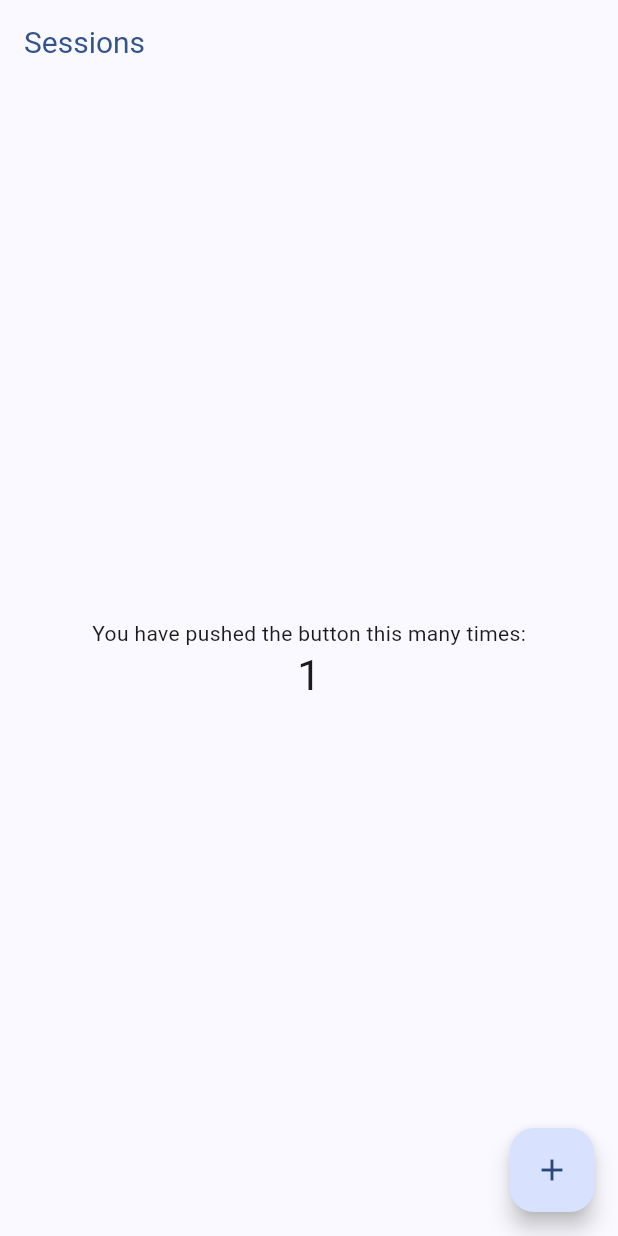
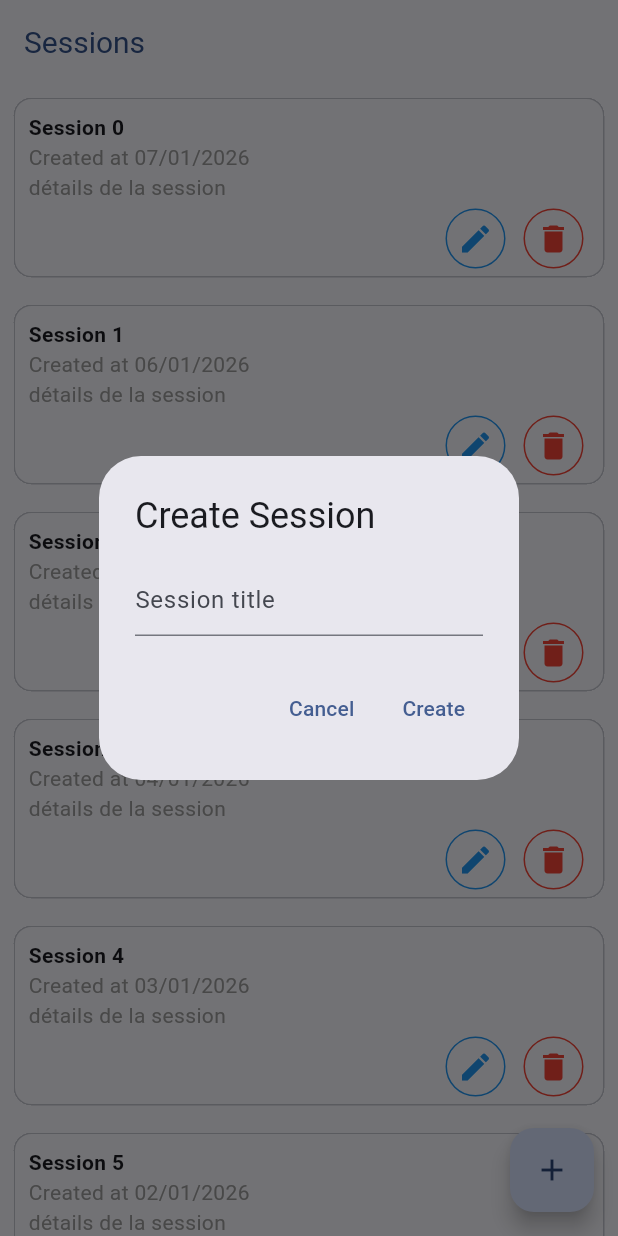
Before and after one commit to rivoherizo2003/kaly_point, a Flutter app: the screen it shows after launch, after a tap on the "add" icon, on a phone screen of 412 x 824 dp. Run offline on Flutter 3.47's test engine with Material 3 defaults, Android fonts, the phone set to English and light mode, and no system bars.

Commit message:
list sessions

```diff
--- /dev/null
+++ b/devtools_options.yaml
@@ -0,0 +1,3 @@
+description: This file stores settings for Dart & Flutter DevTools.
+documentation: https://docs.flutter.dev/tools/devtools/extensions#configure-extension-enablement-states
+extensions:
--- a/lib/main.dart
+++ b/lib/main.dart
@@ -1,7 +1,9 @@
 import 'package:flutter/material.dart';
-import 'package:kaly_point/contants/colors.dart';
+import 'package:kaly_point/constants/colors.dart';
+import 'package:kaly_point/views/sessions/session_page.dart';
+import 'package:kaly_point/viewmodels/sessions/session_viewmodel.dart';
+import 'package:provider/provider.dart';
 
-final List<String> _itemsSession = List<String>.generate(100, (i) => "Item $i");
 
 void main() {
   runApp(const MyApp());
@@ -13,57 +15,16 @@ class MyApp extends StatelessWidget {
   // This widget is the root of your application.
   @override
   Widget build(BuildContext context) {
-    return MaterialApp(
-      title: 'Kaly Point',
-      theme: ThemeData(
-        colorScheme: ColorScheme.fromSeed(seedColor: AppColors.primaryColor),
-      ),
-      home: const SessionPage(title: 'Sessions'),
-    );
-  }
-}
-
-class SessionPage extends StatefulWidget {
-  const SessionPage({super.key, required this.title});
-
-  final String title;
-
-  @override
-  State<SessionPage> createState() => _SessionPageState();
-}
-
-class _SessionPageState extends State<SessionPage> {
-  int _counter = 0;
-
-  void _incrementCounter() {
-    setState(() {
-      _counter++;
-    });
-  }
-
-  @override
-  Widget build(BuildContext context) {
-    return Scaffold(
-      appBar: AppBar(
-        title: Text(widget.title),
-        titleTextStyle: TextStyle(color: AppColors.primaryColor, fontSize: 20),
-      ),
-      body: Center(
-        child: Column(
-          mainAxisAlignment: .center,
-          children: [
-            const Text('You have pushed the button this many times:'),
-            Text(
-              '$_counter',
-              style: Theme.of(context).textTheme.headlineMedium,
-            ),
-          ],
+    return MultiProvider(
+      providers: [
+        ChangeNotifierProvider(create: (_) => SessionViewModel()),
+      ],
+      child: MaterialApp(
+        title: 'Kaly Point',
+        theme: ThemeData(
+          colorScheme: ColorScheme.fromSeed(seedColor: AppColors.primaryColor),
         ),
-      ),
-      floatingActionButton: FloatingActionButton(
-        onPressed: _incrementCounter,
-        tooltip: 'Increment',
-        child: const Icon(Icons.add),
+        home: const SessionPage(title: 'Sessions'),
       ),
     );
   }
--- /dev/null
+++ b/lib/models/session.dart
@@ -0,0 +1,37 @@
+class Session {
+  final String id;
+  final String title; // TM 2026
+  final String? description; // Fort dauphin (destination)
+  final DateTime createdAt;
+  final DateTime? updatedAt;
+
+  Session({
+    required this.id,
+    required this.title,
+    this.description,
+    required this.createdAt,
+    this.updatedAt,
+  });
+
+  // Factory constructor for creating from JSON
+  factory Session.fromJson(Map<String, dynamic> json) {
+    return Session(
+      id: json['id'],
+      title: json['title'],
+      createdAt: DateTime.parse(json['createdAt']),
+      updatedAt: json['updatedAt'] != null ? DateTime.parse(json['updatedAt']) : null,
+      description: json['description'] !=null ? json["description"]: null
+    );
+  }
+
+  // Convert to JSON
+  Map<String, dynamic> toJson() {
+    return {
+      'id': id,
+      'title': title,
+      'createdAt': createdAt.toIso8601String(),
+      'updatedAt': updatedAt?.toIso8601String(),
+      'description': description
+    };
+  }
+}
--- /dev/null
+++ b/lib/services/sessions/session_service.dart
@@ -0,0 +1,60 @@
+import 'package:kaly_point/models/session.dart';
+
+/// Service responsible for session-related operations
+/// Handles API calls, database operations, etc.
+class SessionService {
+  // Simulated list of sessions (replace with actual API/database calls)
+  final List<Session> _sessions = [];
+
+  /// Fetch all sessions
+  Future<List<Session>> getSessions() async {
+    await Future.delayed(const Duration(milliseconds: 500));
+    return List<Session>.generate(
+      20,
+      (i) => Session(
+        id: i.toString(),
+        title: 'Session $i',
+        description: "détails de la session",
+        createdAt: DateTime.now().subtract(Duration(days: i)),
+      ),
+    );
+  }
+
+  /// Create a new session
+  Future<Session> createSession(String title) async {
+    await Future.delayed(const Duration(milliseconds: 300));
+
+    final newSession = Session(
+      id: DateTime.now().millisecondsSinceEpoch.toString(),
+      title: title,
+      createdAt: DateTime.now(),
+    );
+
+    _sessions.add(newSession);
+    return newSession;
+  }
+
+  /// Update a session
+  Future<Session> updateSession(String id, String title) async {
+    await Future.delayed(const Duration(milliseconds: 300));
+
+    final index = _sessions.indexWhere((s) => s.id == id);
+    if (index != -1) {
+      final updated = Session(
+        id: id,
+        title: title,
+        createdAt: _sessions[index].createdAt,
+        updatedAt: DateTime.now(),
+      );
+      _sessions[index] = updated;
+      return updated;
+    }
+    throw Exception('Session not found');
+  }
+
+  /// Delete a session
+  Future<void> deleteSession(String id) async {
+    await Future.delayed(const Duration(milliseconds: 300));
+    _sessions.removeWhere((s) => s.id == id);
+  }
+}
--- /dev/null
+++ b/lib/utils/date_helper.dart
@@ -0,0 +1,20 @@
+class DateHelper {
+  /// Format DateTime to dd/MM/yyyy format
+  static String formatDate(DateTime date) {
+    return '${date.day.toString().padLeft(2, '0')}/${date.month.toString().padLeft(2, '0')}/${date.year}';
+  }
+
+  /// Format DateTime to dd/MM/yyyy HH:mm format
+  static String formatDateTime(DateTime date) {
+    final hour = date.hour.toString().padLeft(2, '0');
+    final minute = date.minute.toString().padLeft(2, '0');
+    return '${formatDate(date)} $hour:$minute';
+  }
+
+  /// Format DateTime to HH:mm format
+  static String formatTime(DateTime date) {
+    final hour = date.hour.toString().padLeft(2, '0');
+    final minute = date.minute.toString().padLeft(2, '0');
+    return '$hour:$minute';
+  }
+}
--- /dev/null
+++ b/lib/viewmodels/sessions/session_viewmodel.dart
@@ -0,0 +1,90 @@
+import 'package:flutter/material.dart';
+import 'package:kaly_point/models/session.dart';
+import 'package:kaly_point/services/sessions/session_service.dart';
+
+/// ViewModel for Session management
+/// Handles business logic and state management between View and Model
+class SessionViewModel extends ChangeNotifier {
+  final SessionService _sessionService = SessionService();
+
+  List<Session> _sessions = [];
+  bool _isLoading = false;
+  String? _errorMessage;
+
+  // Getters
+  List<Session> get sessions => _sessions;
+  bool get isLoading => _isLoading;
+  String? get errorMessage => _errorMessage;
+
+  /// Initialize and fetch sessions
+  Future<void> initialize() async {
+    await fetchSessions();
+  }
+
+  /// Fetch all sessions from service
+  Future<void> fetchSessions() async {
+    _isLoading = true;
+    _errorMessage = null;
+    notifyListeners();
+
+    try {
+      _sessions = await _sessionService.getSessions();
+    } catch (e) {
+      _errorMessage = 'Failed to fetch sessions: $e';
+    } finally {
+      _isLoading = false;
+      notifyListeners();
+    }
+  }
+
+  /// Create a new session
+  Future<void> createSession(String title) async {
+    if (title.isEmpty) {
+      _errorMessage = 'Session title cannot be empty';
+      notifyListeners();
+      return;
+    }
+
+    try {
+      final newSession = await _sessionService.createSession(title);
+      _sessions.add(newSession);
+      _errorMessage = null;
+    } catch (e) {
+      _errorMessage = 'Failed to create session: $e';
+    }
+    notifyListeners();
+  }
+
+  /// Update a session
+  Future<void> updateSession(String id, String title) async {
+    try {
+      final updated = await _sessionService.updateSession(id, title);
+      final index = _sessions.indexWhere((s) => s.id == id);
+      if (index != -1) {
+        _sessions[index] = updated;
+      }
+      _errorMessage = null;
+    } catch (e) {
+      _errorMessage = 'Failed to update session: $e';
+    }
+    notifyListeners();
+  }
+
+  /// Delete a session
+  Future<void> deleteSession(String id) async {
+    try {
+      await _sessionService.deleteSession(id);
+      _sessions.removeWhere((s) => s.id == id);
+      _errorMessage = null;
+    } catch (e) {
+      _errorMessage = 'Failed to delete session: $e';
+    }
+    notifyListeners();
+  }
+
+  /// Clear error message
+  void clearError() {
+    _errorMessage = null;
+    notifyListeners();
+  }
+}
--- /dev/null
+++ b/lib/views/sessions/session_page.dart
@@ -0,0 +1,160 @@
+import 'package:flutter/material.dart';
+import 'package:kaly_point/constants/colors.dart';
+import 'package:kaly_point/models/session.dart';
+import 'package:kaly_point/utils/date_helper.dart';
+import 'package:kaly_point/viewmodels/sessions/session_viewmodel.dart';
+import 'package:provider/provider.dart';
+import 'package:kaly_point/widgets/card_widget.dart';
+
+class SessionPage extends StatefulWidget {
+  const SessionPage({super.key, required this.title});
+
+  final String title;
+
+  @override
+  State<SessionPage> createState() => _SessionPageState();
+}
+
+class _SessionPageState extends State<SessionPage> {
+  late ScrollController _scrollController;
+  double _scrollOffset = 0;
+
+  @override
+  void initState() {
+    super.initState();
+    _scrollController = ScrollController();
+    _scrollController.addListener(_onScroll);
+
+    // Initialize ViewModel
+    Future.microtask(() {
+      context.read<SessionViewModel>().initialize();
+    });
+  }
+
+  @override
+  void dispose() {
+    _scrollController.removeListener(_onScroll);
+    _scrollController.dispose();
+    super.dispose();
+  }
+
+  void _onScroll() {
+    setState(() {
+      _scrollOffset = _scrollController.offset;
+    });
+  }
+
+  void _createNewSession() {
+    showDialog(
+      context: context,
+      builder: (context) {
+        final controller = TextEditingController();
+        return AlertDialog(
+          title: const Text('Create Session'),
+          content: TextField(
+            controller: controller,
+            decoration: const InputDecoration(hintText: 'Session title'),
+          ),
+          actions: [
+            TextButton(
+              onPressed: () => Navigator.pop(context),
+              child: const Text('Cancel'),
+            ),
+            TextButton(
+              onPressed: () {
+                context.read<SessionViewModel>().createSession(controller.text);
+                Navigator.pop(context);
+              },
+              child: const Text('Create'),
+            ),
+          ],
+        );
+      },
+    );
+  }
+
+  @override
+  Widget build(BuildContext context) {
+    final appBarOpacity = (_scrollOffset / 100).clamp(0.0, 1.0);
+
+    return Scaffold(
+      appBar: AppBar(
+        title: Text(widget.title),
+        titleTextStyle: TextStyle(color: AppColors.primaryColor, fontSize: 20),
+        backgroundColor: Colors.white.withValues(alpha: appBarOpacity),
+        elevation: appBarOpacity > 0.5 ? 4.0 : 0.0,
+      ),
+      body: Consumer<SessionViewModel>(
+        builder: (context, viewModel, _) {
+          if (viewModel.isLoading) {
+            return const Center(child: CircularProgressIndicator());
+          }
+
+          if (viewModel.errorMessage != null) {
+            return Center(
+              child: Column(
+                mainAxisAlignment: MainAxisAlignment.center,
+                children: [
+                  Text(
+                    viewModel.errorMessage!,
+                    textAlign: TextAlign.center,
+                    style: const TextStyle(color: Colors.red),
+                  ),
+                  const SizedBox(height: 16),
+                  ElevatedButton(
+                    onPressed: viewModel.clearError,
+                    child: const Text('Dismiss'),
+                  ),
+                ],
+              ),
+            );
+          }
+
+          return ListView.builder(
+            controller: _scrollController,
+            itemCount: viewModel.sessions.isEmpty
+                ? 1
+                : viewModel.sessions.length,
+            itemBuilder: (context, index) {
+              if (viewModel.sessions.isEmpty) {
+                return const Center(
+                  child: Padding(
+                    padding: EdgeInsets.all(16.0),
+                    child: Text("No sessions yet. Create one to get started"),
+                  ),
+                );
+              }
+
+              final Session session = viewModel.sessions[index];
+
+              return Padding(
+                padding: const EdgeInsets.all(5),
+                child: Card.outlined(
+                  clipBehavior: Clip.hardEdge,
+                  child: InkWell(
+                    splashColor: Colors.blue.withAlpha(30),
+                    onTap: () {
+                      debugPrint("Card tapped");
+                    },
+                    child: CardWidget(
+                      cardTitle: session.title,
+                      cardText1: 'Created at ${DateHelper.formatDate(session.createdAt)}',
+                      cardText2: session.description,
+                      enabledDelete: true,
+                      enabledEdit: true,
+                    ),
+                  ),
+                ),
+              );
+            },
+          );
+        },
+      ),
+      floatingActionButton: FloatingActionButton(
+        onPressed: _createNewSession,
+        tooltip: 'Create Session',
+        child: const Icon(Icons.add),
+      ),
+    );
+  }
+}
--- /dev/null
+++ b/lib/widgets/card_widget.dart
@@ -0,0 +1,82 @@
+import 'package:flutter/material.dart';
+
+class CardWidget extends StatelessWidget {
+  const CardWidget({
+    super.key,
+    required this.cardTitle,
+    required this.enabledEdit,
+    required this.enabledDelete,
+    this.cardText1,
+    this.cardText2,
+  });
+
+  final String cardTitle;
+  final String? cardText1;
+  final String? cardText2;
+  final bool enabledEdit;
+  final bool enabledDelete;
+
+  @override
+  Widget build(BuildContext build) {
+    final VoidCallback? onPressedEdit = enabledEdit ? () {} : null;
+    final VoidCallback? onPressedDelete = enabledDelete ? () {} : null;
+
+    return Padding(
+      padding: EdgeInsets.all(10),
+      child: SizedBox(
+        width: 300,
+        height: 100,
+        child: Column(
+          mainAxisSize: MainAxisSize.min,
+          children: <Widget>[
+            Row(
+              children: [
+                Expanded(
+                  child: Column(
+                    crossAxisAlignment: CrossAxisAlignment.start,
+                    children: [
+                      Text(
+                        cardTitle,
+                        style: const TextStyle(fontWeight: FontWeight.bold),
+                      ),
+                      Text(
+                        cardText1 ?? "",
+                        style: const TextStyle(color: Colors.grey),
+                      ),
+                      Text(
+                        cardText2 ?? "",
+                        style: const TextStyle(color: Colors.grey),
+                      ),
+                    ],
+                  ),
+                ),
+              ],
+            ),
+            Row(
+              mainAxisAlignment: MainAxisAlignment.end,
+              spacing: 4.0,
+              children: <Widget>[
+                IconButton.outlined(
+                  onPressed: onPressedEdit,
+                  icon: const Icon(Icons.edit),
+                  style: IconButton.styleFrom(
+                    side: const BorderSide(color: Colors.blue, width: 1),
+                    foregroundColor: Colors.blue,
+                  ),
+                ),
+                IconButton.outlined(
+                  onPressed: onPressedDelete,
+                  icon: const Icon(Icons.delete),
+                  style: IconButton.styleFrom(
+                    side: const BorderSide(color: Colors.red, width: 1),
+                    foregroundColor: Colors.red,
+                  ),
+                ),
+              ],
+            ),
+          ],
+        ),
+      ),
+    );
+  }
+}
--- a/pubspec.yaml
+++ b/pubspec.yaml
@@ -1,5 +1,5 @@
 name: kaly_point
-description: "A new Flutter project."
+description: "Check point diner."
 # The following line prevents the package from being accidentally published to
 # pub.dev using `flutter pub publish`. This is preferred for private packages.
 publish_to: 'none' # Remove this line if you wish to publish to pub.dev
@@ -34,6 +34,7 @@ dependencies:
   # The following adds the Cupertino Icons font to your application.
   # Use with the CupertinoIcons class for iOS style icons.
   cupertino_icons: ^1.0.8
+  provider: ^6.0.0
 
 dev_dependencies:
   flutter_test:
```
Also changed, not shown: lib/constants/colors.dart (renamed from lib/contants/colors.dart), pubspec.lock, 1 other file.
